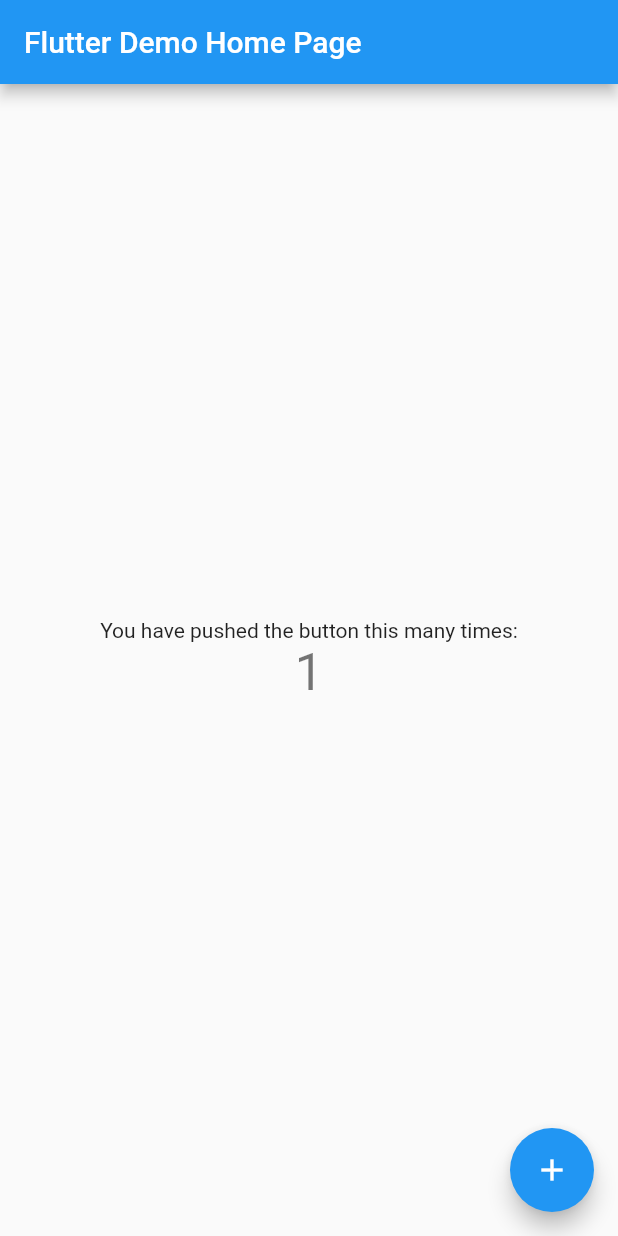
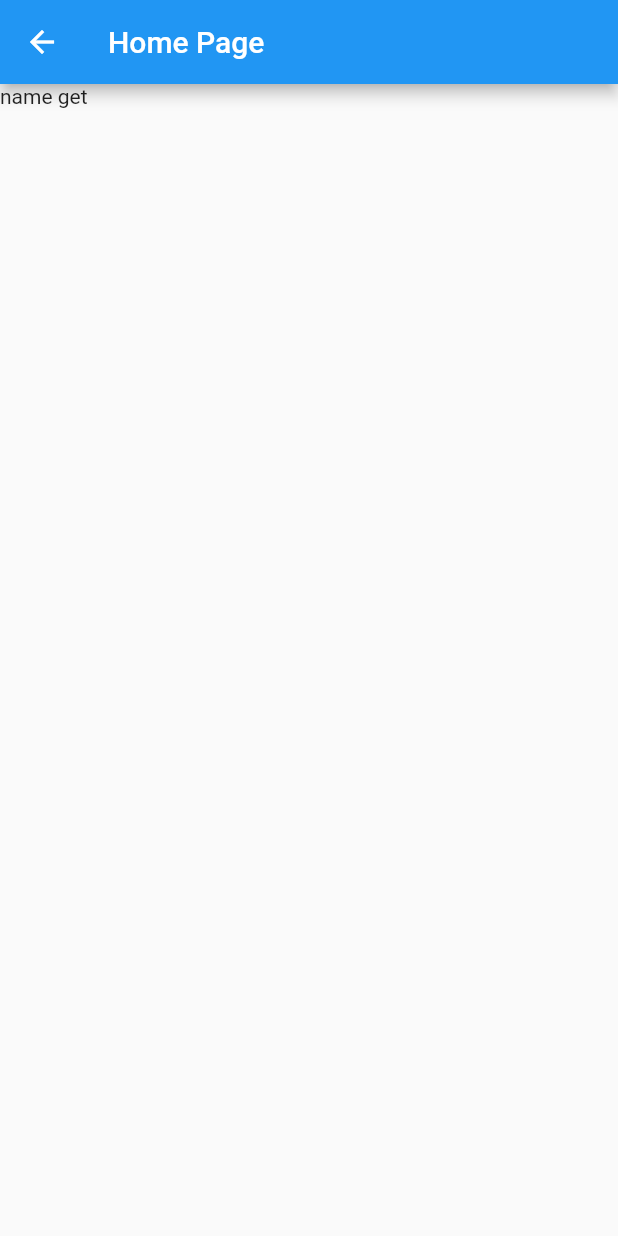
Before and after one commit to NeltonMenata/apupu_eventos, a Flutter app: the screen it shows after launch, after a tap on the "add" icon, on a phone screen of 412 x 824 dp. Run offline on Flutter 3.47's test engine with Material 2 defaults, Android fonts, the phone set to English and light mode, and no system bars.

Commit message:
Clean Dart - Architecture

```diff
--- /dev/null
+++ b/lib/layers/data/datasources/back4app/get_guest_datasource_back4app_imp.dart
@@ -0,0 +1,14 @@
+import 'package:apupu_eventos/layers/data/datasources/get_guest_datasource.dart';
+import 'package:apupu_eventos/layers/data/dtos/guest_dto.dart';
+import 'package:apupu_eventos/layers/domain/entities/guest/guest_entity.dart';
+
+class GetGuestDataSourceBack4appImp implements GetGuestDataSource {
+  @override
+  Future<GuestEntity> call(String objectId) async {
+    return GuestDto(
+      objectId: "objectId get",
+      name: "name get",
+      contact: "contact get",
+    );
+  }
+}
--- /dev/null
+++ b/lib/layers/data/datasources/back4app/save_guest_datasource_back4app_imp.dart
@@ -0,0 +1,15 @@
+import 'package:apupu_eventos/layers/data/dtos/guest_dto.dart';
+import 'package:apupu_eventos/layers/domain/entities/guest/guest_entity.dart';
+
+import '../save_guest_datasource.dart';
+
+class SaveGuestDataSourceBack4appImp implements SaveGuestDataSource {
+  @override
+  Future<GuestEntity> call(GuestEntity guestEntity) async {
+    return GuestDto(
+      objectId: "objectId save",
+      name: "name save",
+      contact: "contact save",
+    );
+  }
+}
--- /dev/null
+++ b/lib/layers/data/datasources/get_guest_datasource.dart
@@ -0,0 +1,5 @@
+import '../../domain/entities/guest/guest_entity.dart';
+
+abstract class GetGuestDataSource {
+  Future<GuestEntity> call(String objectId);
+}
--- /dev/null
+++ b/lib/layers/data/datasources/save_guest_datasource.dart
@@ -0,0 +1,7 @@
+import 'package:apupu_eventos/layers/data/dtos/guest_dto.dart';
+
+import '../../domain/entities/guest/guest_entity.dart';
+
+abstract class SaveGuestDataSource {
+  Future<GuestEntity> call(GuestEntity guestEntity);
+}
--- /dev/null
+++ b/lib/layers/data/dtos/guest_dto.dart
@@ -0,0 +1,25 @@
+import 'dart:convert';
+
+import 'package:apupu_eventos/layers/domain/entities/guest/guest_entity.dart';
+
+class GuestDto extends GuestEntity {
+  final String objectId;
+  final String name;
+  final String contact;
+
+  GuestDto({
+    required this.objectId,
+    required this.name,
+    required this.contact,
+  }) : super(objectId: objectId, name: name, contact: contact);
+  String toMap() {
+    var map = {"objectId": objectId, "name": name, "contact": contact};
+    var json = jsonEncode(map);
+    return json;
+  }
+
+  factory GuestDto.fromMap(Map<String, dynamic> map) {
+    return GuestDto(
+        objectId: map["objectId"], name: map["name"], contact: map["contact"]);
+  }
+}
--- /dev/null
+++ b/lib/layers/data/repositories_imp/get_guest/get_guest_for_objectId_repository_imp.dart
@@ -0,0 +1,16 @@
+import 'package:apupu_eventos/layers/domain/entities/guest/guest_entity.dart';
+import 'package:apupu_eventos/layers/domain/repositories/get_guest_for_objectId/get_guest_for_objectId_repository.dart';
+
+import '../../datasources/get_guest_datasource.dart';
+
+class GetGuestForObjectIdRepositoryImp
+    implements GetGuestForObjectIdRepository {
+  final GetGuestDataSource _getGuestDataSource;
+
+  GetGuestForObjectIdRepositoryImp(this._getGuestDataSource);
+
+  @override
+  Future<GuestEntity> call(String objectId) {
+    return _getGuestDataSource(objectId);
+  }
+}
--- /dev/null
+++ b/lib/layers/data/repositories_imp/save_guest/save_guest_repository_imp.dart
@@ -0,0 +1,16 @@
+import 'package:apupu_eventos/layers/data/datasources/back4app/save_guest_datasource_back4app_imp.dart';
+import 'package:apupu_eventos/layers/data/datasources/save_guest_datasource.dart';
+import 'package:apupu_eventos/layers/data/dtos/guest_dto.dart';
+import 'package:apupu_eventos/layers/domain/entities/guest/guest_entity.dart';
+
+import '../../../domain/repositories/save_guest/save_guest_repository.dart';
+
+class SaveGuestRepositoryImp implements SaveGuestRepository {
+  final SaveGuestDataSource _saveGuestDataSource;
+  SaveGuestRepositoryImp(this._saveGuestDataSource);
+
+  @override
+  Future<GuestEntity> call(GuestEntity guestEntity) {
+    return _saveGuestDataSource(guestEntity);
+  }
+}
--- /dev/null
+++ b/lib/layers/domain/entities/doorman/doorman_entity.dart
@@ -0,0 +1,7 @@
+class Doorman {
+  final String username;
+  final String password;
+  final String name;
+
+  Doorman(this.username, this.password, this.name);
+}
--- /dev/null
+++ b/lib/layers/domain/entities/guest/guest_entity.dart
@@ -0,0 +1,11 @@
+class GuestEntity {
+  final String objectId;
+  final String name;
+  final String contact;
+
+  GuestEntity({
+    required this.objectId,
+    required this.name,
+    required this.contact,
+  });
+}
--- /dev/null
+++ b/lib/layers/domain/repositories/get_guest_for_objectId/get_guest_for_objectId_repository.dart
@@ -0,0 +1,5 @@
+import 'package:apupu_eventos/layers/domain/entities/guest/guest_entity.dart';
+
+abstract class GetGuestForObjectIdRepository {
+  Future<GuestEntity> call(String objectId);
+}
--- /dev/null
+++ b/lib/layers/domain/repositories/save_guest/save_guest_repository.dart
@@ -0,0 +1,5 @@
+import 'package:apupu_eventos/layers/domain/entities/guest/guest_entity.dart';
+
+abstract class SaveGuestRepository {
+  Future<GuestEntity> call(GuestEntity guestEntity);
+}
--- /dev/null
+++ b/lib/layers/domain/usecases/get_guest_for_objectId_usecase/get_guest_entity_for_objectId.dart
@@ -0,0 +1,5 @@
+import 'package:apupu_eventos/layers/domain/entities/guest/guest_entity.dart';
+
+abstract class GetGuestForObjectIdUseCase {
+  Future<GuestEntity> call(String objectId);
+}
--- /dev/null
+++ b/lib/layers/domain/usecases/get_guest_for_objectId_usecase/get_guest_entity_for_objectId_imp.dart
@@ -0,0 +1,13 @@
+import 'package:apupu_eventos/layers/domain/entities/guest/guest_entity.dart';
+import 'package:apupu_eventos/layers/domain/repositories/get_guest_for_objectId/get_guest_for_objectId_repository.dart';
+import 'package:apupu_eventos/layers/domain/usecases/get_guest_for_objectId_usecase/get_guest_entity_for_objectId.dart';
+
+class GetGuestForObjectIdUseCaseImp implements GetGuestForObjectIdUseCase {
+  final GetGuestForObjectIdRepository _getGuestForObjectIdRepository;
+  GetGuestForObjectIdUseCaseImp(this._getGuestForObjectIdRepository);
+
+  @override
+  Future<GuestEntity> call(String objectId) async {
+    return await _getGuestForObjectIdRepository(objectId);
+  }
+}
--- /dev/null
+++ b/lib/layers/domain/usecases/save_guest/save_guest_usecase.dart
@@ -0,0 +1,5 @@
+import 'package:apupu_eventos/layers/domain/entities/guest/guest_entity.dart';
+
+abstract class SaveGuestUseCase {
+  Future<GuestEntity> call(GuestEntity entity);
+}
--- /dev/null
+++ b/lib/layers/domain/usecases/save_guest/save_guest_usecase_imp.dart
@@ -0,0 +1,14 @@
+import 'package:apupu_eventos/layers/domain/entities/guest/guest_entity.dart';
+import 'package:apupu_eventos/layers/domain/repositories/save_guest/save_guest_repository.dart';
+import 'save_guest_usecase.dart';
+
+class SaveGuestUseCaseImp implements SaveGuestUseCase {
+  final SaveGuestRepository _saveGuestRepository;
+  SaveGuestUseCaseImp(this._saveGuestRepository);
+  @override
+  Future<GuestEntity> call(GuestEntity guestEntity) async {
+    return _saveGuestRepository(guestEntity);
+  }
+}
+
+//933 739 967
--- /dev/null
+++ b/lib/layers/presentation/ui/home/home_page.dart
@@ -0,0 +1,48 @@
+import 'package:apupu_eventos/layers/data/datasources/back4app/get_guest_datasource_back4app_imp.dart';
+import 'package:apupu_eventos/layers/data/datasources/back4app/save_guest_datasource_back4app_imp.dart';
+import 'package:apupu_eventos/layers/data/repositories_imp/get_guest/get_guest_for_objectId_repository_imp.dart';
+import 'package:apupu_eventos/layers/data/repositories_imp/save_guest/save_guest_repository_imp.dart';
+import 'package:apupu_eventos/layers/domain/entities/guest/guest_entity.dart';
+import 'package:apupu_eventos/layers/domain/usecases/get_guest_for_objectId_usecase/get_guest_entity_for_objectId_imp.dart';
+import 'package:apupu_eventos/layers/domain/usecases/save_guest/save_guest_usecase_imp.dart';
+import 'package:apupu_eventos/layers/presentation/ui/home_controller.dart';
+import 'package:flutter/material.dart';
+
+class HomePage extends StatefulWidget {
+  HomePage({Key? key}) : super(key: key);
+
+  final controller = HomeController(
+      SaveGuestUseCaseImp(
+        SaveGuestRepositoryImp(
+          SaveGuestDataSourceBack4appImp(),
+        ),
+      ),
+      GetGuestForObjectIdUseCaseImp(
+        GetGuestForObjectIdRepositoryImp(
+          GetGuestDataSourceBack4appImp(),
+        ),
+      ));
+
+  @override
+  State<HomePage> createState() => _HomePageState();
+}
+
+class _HomePageState extends State<HomePage> {
+  @override
+  Widget build(BuildContext context) {
+    return Scaffold(
+      appBar: AppBar(
+        title: const Text("Home Page"),
+      ),
+      body: FutureBuilder<GuestEntity>(
+        future: widget.controller.getGuest("objectId"),
+        builder: ((context, snapshot) {
+          if (snapshot.hasData) {
+            return Text(snapshot.data!.name);
+          }
+          return const Text("Nenhum retorno");
+        }),
+      ),
+    );
+  }
+}
--- /dev/null
+++ b/lib/layers/presentation/ui/home_controller.dart
@@ -0,0 +1,17 @@
+import 'package:apupu_eventos/layers/domain/entities/guest/guest_entity.dart';
+import 'package:apupu_eventos/layers/domain/usecases/get_guest_for_objectId_usecase/get_guest_entity_for_objectId.dart';
+import 'package:apupu_eventos/layers/domain/usecases/save_guest/save_guest_usecase.dart';
+
+class HomeController {
+  final SaveGuestUseCase _saveGuest;
+  final GetGuestForObjectIdUseCase _getGuestForObjectIdUseCase;
+  HomeController(this._saveGuest, this._getGuestForObjectIdUseCase);
+
+  Future<GuestEntity> saveGuest(GuestEntity _guestEntity) async {
+    return await _saveGuest(_guestEntity);
+  }
+
+  Future<GuestEntity> getGuest(String objectId) async {
+    return _getGuestForObjectIdUseCase(objectId);
+  }
+}
--- a/lib/main.dart
+++ b/lib/main.dart
@@ -1,3 +1,4 @@
+import 'package:apupu_eventos/layers/presentation/ui/home/home_page.dart';
 import 'package:flutter/material.dart';
 
 void main() {
@@ -24,6 +25,11 @@
         // is not restarted.
         primarySwatch: Colors.blue,
       ),
+      routes: {
+        "/home": ((context) {
+          return HomePage();
+        })
+      },
       home: const MyHomePage(title: 'Flutter Demo Home Page'),
     );
   }
@@ -52,12 +58,8 @@
 
   void _incrementCounter() {
     setState(() {
-      // This call to setState tells the Flutter framework that something has
-      // changed in this State, which causes it to rerun the build method below
-      // so that the display can reflect the updated values. If we changed
-      // _counter without calling setState(), then the build method would not be
-      // called again, and so nothing would appear to happen.
       _counter++;
+      Navigator.pushNamed(context, "/home");
     });
   }
 
@@ -71,28 +73,10 @@
     // than having to individually change instances of widgets.
     return Scaffold(
       appBar: AppBar(
-        // Here we take the value from the MyHomePage object that was created by
-        // the App.build method, and use it to set our appbar title.
         title: Text(widget.title),
       ),
       body: Center(
-        // Center is a layout widget. It takes a single child and positions it
-        // in the middle of the parent.
         child: Column(
-          // Column is also a layout widget. It takes a list of children and
-          // arranges them vertically. By default, it sizes itself to fit its
-          // children horizontally, and tries to be as tall as its parent.
-          //
-          // Invoke "debug painting" (press "p" in the console, choose the
-          // "Toggle Debug Paint" action from the Flutter Inspector in Android
-          // Studio, or the "Toggle Debug Paint" command in Visual Studio Code)
-          // to see the wireframe for each widget.
-          //
-          // Column has various properties to control how it sizes itself and
-          // how it positions its children. Here we use mainAxisAlignment to
-          // center the children vertically; the main axis here is the vertical
-          // axis because Columns are vertical (the cross axis would be
-          // horizontal).
           mainAxisAlignment: MainAxisAlignment.center,
           children: <Widget>[
             const Text(
@@ -109,7 +93,7 @@
         onPressed: _incrementCounter,
         tooltip: 'Increment',
         child: const Icon(Icons.add),
-      ), // This trailing comma makes auto-formatting nicer for build methods.
+      ),
     );
   }
 }
```
